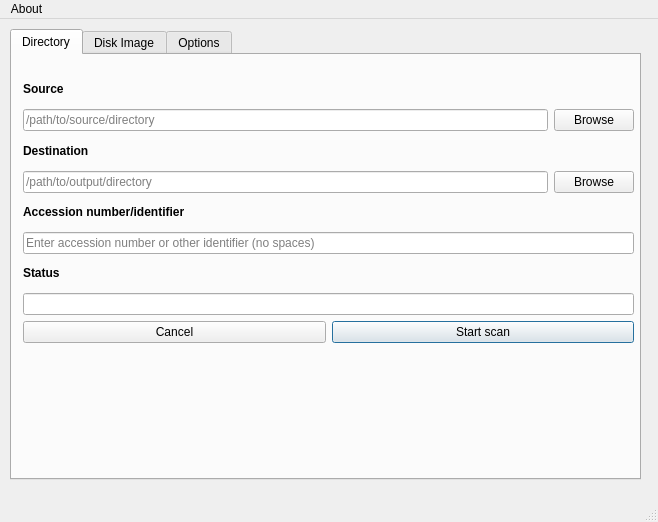
Before: the Qt Designer form design.ui in tw4l/brunnhilde-gui, drawn with Qt 5.
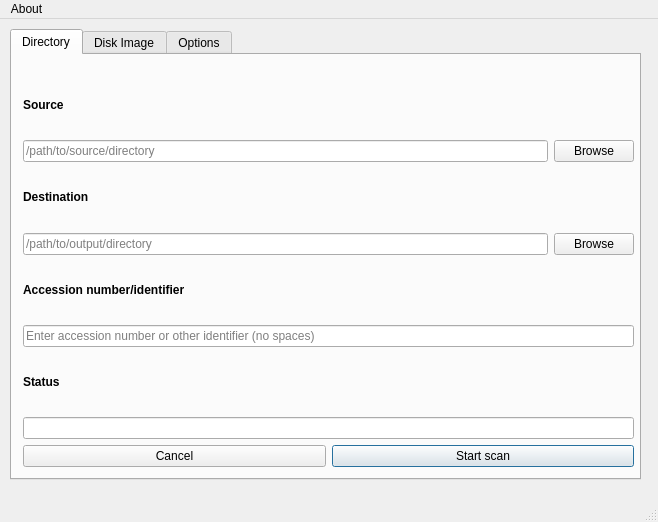
After: the same form once the commit is applied. The open tabs and pages were chosen to show the change.

Commit message: Add space for macOS GUI

The edit to the form file:
```diff
--- a/design.ui
+++ b/design.ui
@@ -36,7 +36,7 @@
         <x>11</x>
         <y>21</y>
         <width>611</width>
-        <height>267</height>
+        <height>391</height>
        </rect>
       </property>
       <layout class="QVBoxLayout" name="verticalLayout_9">
```
Left out of the diff: 4 changed lines with no effect on the pictures. The commit also changes 1 other file.
